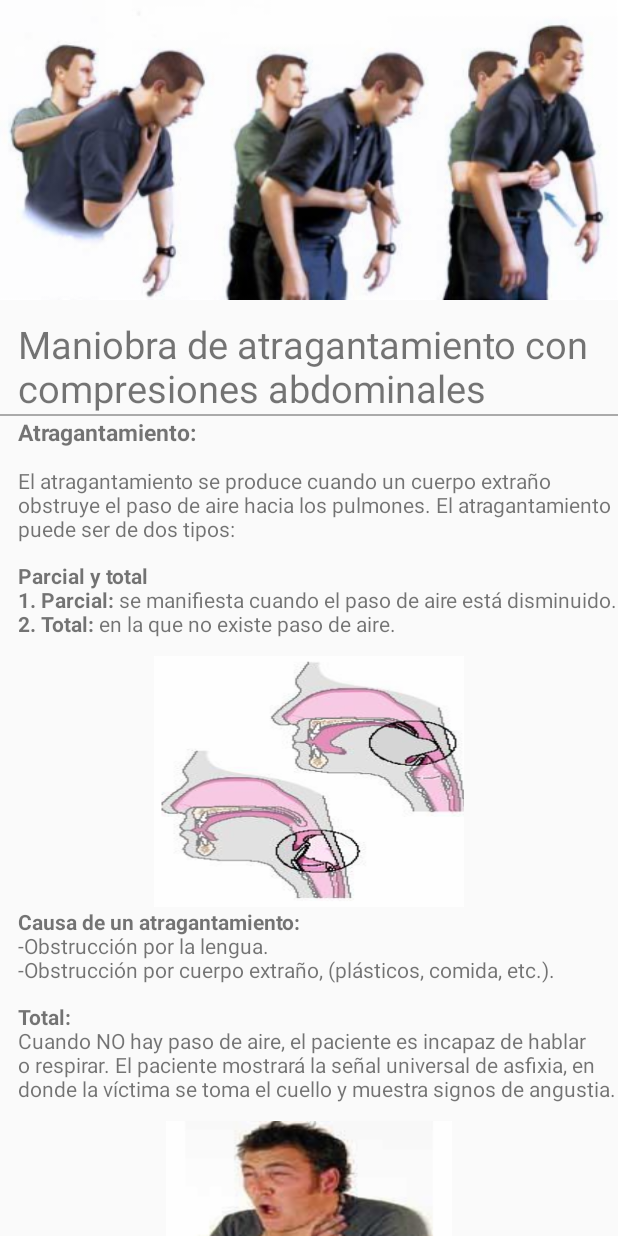
After one commit to egoo16/CruzRojaGt, an Android app: the layout activity_lesson3.xml on its own in the app's theme, with its tools: preview values and no code run, on a phone screen of 412 x 824 dp. The commit adds this screen. Run offline under Robolectric (Android 15) with nearby library versions, the phone set to English and light mode, and no system bars.

Commit message:
Lesson 5 --Armando

```diff
--- a/app/src/main/java/com/lotus/cruzroja/view/fragment/HomeFragment.java
+++ b/app/src/main/java/com/lotus/cruzroja/view/fragment/HomeFragment.java
@@ -56,6 +56,7 @@ public class HomeFragment extends Fragment {
         pictures.add(new Picture(R.drawable.img2,"Lección 2","Reanimación Cardiopulmonar (RCP)"));
         pictures.add(new Picture(R.drawable.lesson3picture,"Lección 3","Maniobra de atragantamiento con compresiones abdominales"));
         pictures.add(new Picture(R.drawable.lesson4picture,"Lección 4","Heridas y hemorragias"));
+        pictures.add(new Picture(R.drawable.lesson5picture,"Lección 5","Quemaduras"));
 
 
         return pictures;
--- /dev/null
+++ b/app/src/main/res/layout/activity_lesson3.xml
@@ -0,0 +1,149 @@
+<?xml version="1.0" encoding="utf-8"?>
+<android.support.design.widget.CoordinatorLayout xmlns:android="http://schemas.android.com/apk/res/android"
+    xmlns:app="http://schemas.android.com/apk/res-auto"
+    xmlns:tools="http://schemas.android.com/tools"
+    android:layout_width="match_parent"
+    android:layout_height="match_parent"
+    tools:context="com.lotus.cruzroja.view.Lesson3Activity">
+
+    <android.support.design.widget.AppBarLayout
+        android:id="@+id/appBar"
+        android:layout_width="match_parent"
+        android:layout_height="@dimen/appbarlayout_height"
+        android:theme="@style/ThemeOverlay.AppCompat.Dark.ActionBar">
+
+        <android.support.design.widget.CollapsingToolbarLayout
+            android:id="@+id/collapsingToolbar"
+            android:layout_width="match_parent"
+            android:layout_height="match_parent"
+            app:layout_scrollFlags="scroll|exitUntilCollapsed"
+            app:contentScrim="@color/colorPrimary">
+
+            <ImageView
+                android:id="@+id/imageHeader"
+                android:layout_width="match_parent"
+                android:layout_height="match_parent"
+                android:scaleType="centerCrop"
+                android:background="@drawable/lesson3picture"
+                app:layout_collapseMode="parallax"
+                android:transitionName="@string/transicionName_picture"/>
+
+            <android.support.v7.widget.Toolbar
+                android:id="@+id/toolbar"
+                android:layout_width="match_parent"
+                android:layout_height="?attr/actionBarSize"
+                app:popupTheme="@style/Theme.AppCompat.Light"
+                app:layout_collapseMode="pin"/>
+        </android.support.design.widget.CollapsingToolbarLayout>
+
+    </android.support.design.widget.AppBarLayout>
+
+    <android.support.v4.widget.NestedScrollView
+        android:layout_width="match_parent"
+        android:layout_height="match_parent"
+        app:layout_behavior="@string/appbar_scrolling_view_behavior">
+
+        <LinearLayout
+            android:layout_width="match_parent"
+            android:layout_height="match_parent"
+            android:orientation="vertical"
+            android:paddingTop="@dimen/vertical_activity_padding">
+
+            <TextView
+                android:id="@+id/userNameDetail"
+                android:layout_width="wrap_content"
+                android:layout_height="wrap_content"
+                android:textSize="@dimen/textSize_TitleDetail"
+                android:text="@string/Lesson3"
+                android:paddingLeft="@dimen/horizontal_activity_padding"
+                android:paddingRight="@dimen/vertical_activity_padding"/>
+            <View
+                android:layout_width="wrap_content"
+                android:layout_height="@dimen/height_divider"
+                android:background="@android:color/darker_gray"/>
+            <TextView
+                android:layout_width="wrap_content"
+                android:layout_height="wrap_content"
+                android:textSize="@dimen/textSize_Title2"
+                android:text="@string/L3T1"
+                android:paddingBottom="@dimen/horizontal_activity_padding"
+                android:paddingLeft="@dimen/horizontal_activity_padding"/>
+            <TextView
+                android:layout_width="wrap_content"
+                android:layout_height="wrap_content"
+                android:text="@string/atragantamiento"
+                android:paddingBottom="@dimen/horizontal_activity_padding"
+                android:paddingLeft="@dimen/horizontal_activity_padding"/>
+            <TextView
+                android:layout_width="wrap_content"
+                android:layout_height="wrap_content"
+                android:text="@string/TiposAtragantamiento"
+                android:paddingBottom="@dimen/horizontal_activity_padding"
+                android:paddingLeft="@dimen/horizontal_activity_padding"/>
+
+            <LinearLayout
+                android:layout_width="wrap_content"
+                android:layout_height="wrap_content"
+                android:orientation="vertical"
+                android:layout_gravity="center_horizontal">
+                <ImageView
+                    android:layout_width="wrap_content"
+                    android:layout_height="wrap_content"
+                    android:background="@drawable/atragantamiento"/>
+            </LinearLayout>
+            <TextView
+                android:layout_width="wrap_content"
+                android:layout_height="wrap_content"
+                android:text="@string/Causas"
+                android:paddingBottom="@dimen/horizontal_activity_padding"
+                android:paddingLeft="@dimen/horizontal_activity_padding"/>
+            <TextView
+                android:layout_width="wrap_content"
+                android:layout_height="wrap_content"
+                android:text="@string/Total"
+                android:paddingBottom="@dimen/horizontal_activity_padding"
+                android:paddingLeft="@dimen/horizontal_activity_padding"/>
+            <LinearLayout
+                android:layout_width="wrap_content"
+                android:layout_height="wrap_content"
+                android:orientation="vertical"
+                android:layout_gravity="center_horizontal">
+                <ImageView
+                    android:layout_width="wrap_content"
+                    android:layout_height="wrap_content"
+                    android:background="@drawable/atragantamientototal"/>
+            </LinearLayout>
+            <TextView
+                android:layout_width="wrap_content"
+                android:layout_height="wrap_content"
+                android:textColor="@color/colorPrimary"
+                android:text="@string/procedimientoAtragantamientoTitle"
+                android:paddingBottom="@dimen/horizontal_activity_padding"
+                android:paddingLeft="@dimen/horizontal_activity_padding"/>
+            <TextView
+                android:layout_width="wrap_content"
+                android:layout_height="wrap_content"
+                android:text="@string/procedimientoAtragantamiento"
+                android:paddingBottom="@dimen/horizontal_activity_padding"
+                android:paddingLeft="@dimen/horizontal_activity_padding"/>
+            <LinearLayout
+                android:layout_width="wrap_content"
+                android:layout_height="wrap_content"
+                android:orientation="vertical"
+                android:layout_gravity="center_horizontal">
+                <ImageView
+                    android:layout_width="wrap_content"
+                    android:layout_height="wrap_content"
+                    android:background="@drawable/lesson3picture"/>
+            </LinearLayout>
+            <TextView
+                android:layout_width="wrap_content"
+                android:layout_height="wrap_content"
+                android:text="@string/procedimientoAtragantamientoPart2"
+                android:paddingBottom="@dimen/horizontal_activity_padding"
+                android:paddingLeft="@dimen/horizontal_activity_padding"/>
+        </LinearLayout>
+
+    </android.support.v4.widget.NestedScrollView>
+
+</android.support.design.widget.CoordinatorLayout>
```
Also changed, not shown: app/src/main/res/drawable-hdpi/lesson5picture.png (added), app/src/main/res/drawable-mdpi/lesson5picture.png (added), app/src/main/res/drawable-xhdpi/lesson5picture.png (added), app/src/main/res/drawable-xxhdpi/lesson5picture.png (added), app/src/main/res/drawable-xxxhdpi/lesson5picture.png (added).
